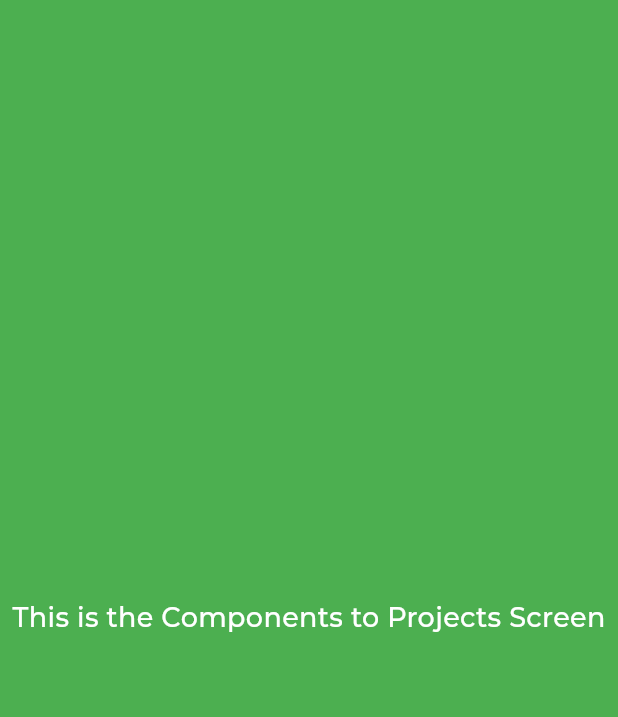
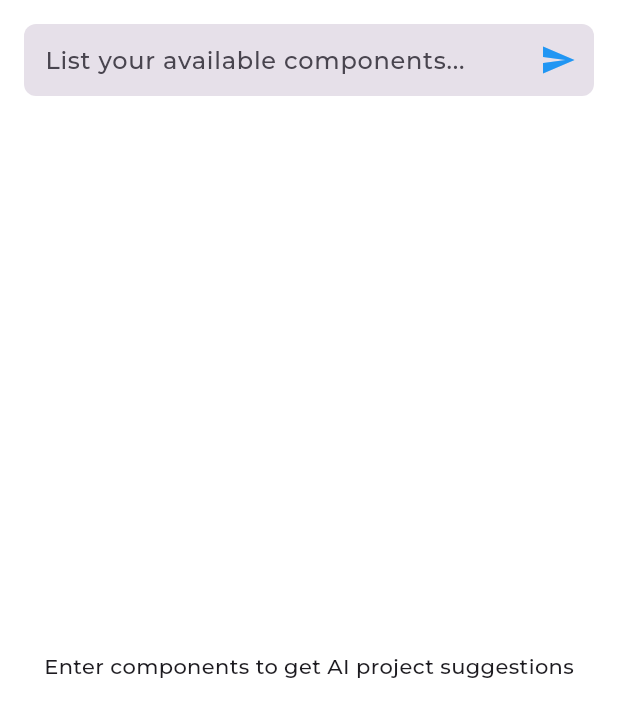
Before and after one commit to engbasel/CircuitHub, a Flutter app: the ComponentsToProjectsScreen widget shown alone on an empty page, opened directly, on a phone screen of 412 x 824 dp. Shown: the top 717 px of the screen. Run offline on Flutter 3.47's test engine with Material 3 defaults, Android fonts, the phone set to English and light mode, and no system bars; our stand-ins replace card_swiper, cloud_firestore, dash_chat_2, dots_indicator, fancy_shimmer_image, firebase_auth and 16 more; missing offline and left inert: dynamic_height_grid_view; accounts and stored records are empty; project files that could hold a hidden picture were left out.

```diff
--- a/lib/Featuers/Nav_Bar_Pages/Presentation/Views/Widget/search/AIAssistantScreen.dart
+++ b/lib/Featuers/Nav_Bar_Pages/Presentation/Views/Widget/search/AIAssistantScreen.dart
@@ -1,5 +1,7 @@
 import 'package:flutter/material.dart';
 import 'package:flutter_iconly/flutter_iconly.dart';
+import 'package:store/Featuers/Nav_Bar_Pages/Presentation/Views/Widget/search/widgets/ComponentsToProjectsScreen.dart';
+import 'package:store/Featuers/Nav_Bar_Pages/Presentation/Views/Widget/search/widgets/IdeaToComponentsScreen.dart';
 
 class AIAssistantEngginering extends StatefulWidget {
   const AIAssistantEngginering({super.key});
@@ -50,41 +52,3 @@ class _AIAssistantEnggineringState extends State<AIAssistantEngginering>
     );
   }
 }
-
-class IdeaToComponentsScreen extends StatelessWidget {
-  const IdeaToComponentsScreen({super.key});
-
-  @override
-  Widget build(BuildContext context) {
-    return Scaffold(
-      body: Container(
-        decoration: const BoxDecoration(color: Colors.red),
-        child: const Center(
-          child: Text(
-            'This is the Idea to Components Screen',
-            style: TextStyle(fontSize: 18, color: Colors.white),
-          ),
-        ),
-      ),
-    );
-  }
-}
-
-class ComponentsToProjectsScreen extends StatelessWidget {
-  const ComponentsToProjectsScreen({super.key});
-
-  @override
-  Widget build(BuildContext context) {
-    return Scaffold(
-      body: Container(
-        decoration: const BoxDecoration(color: Colors.green),
-        child: const Center(
-          child: Text(
-            'This is the Components to Projects Screen',
-            style: TextStyle(fontSize: 18, color: Colors.white),
-          ),
-        ),
-      ),
-    );
-  }
-}
--- /dev/null
+++ b/lib/Featuers/Nav_Bar_Pages/Presentation/Views/Widget/search/widgets/ComponentsToProjectsScreen.dart
@@ -0,0 +1,60 @@
+import 'package:flutter/material.dart';
+
+class ComponentsToProjectsScreen extends StatefulWidget {
+  const ComponentsToProjectsScreen({super.key});
+
+  @override
+  State<ComponentsToProjectsScreen> createState() =>
+      _ComponentsToProjectsScreenState();
+}
+
+class _ComponentsToProjectsScreenState
+    extends State<ComponentsToProjectsScreen> {
+  final TextEditingController _componentsController = TextEditingController();
+  String? aiResponse;
+
+  void _fetchAIResponse() {
+    setState(() {
+      aiResponse = "AI is processing your request...";
+    });
+  }
+
+  @override
+  Widget build(BuildContext context) {
+    return Padding(
+      padding: const EdgeInsets.all(16.0),
+      child: Column(
+        children: [
+          TextField(
+            controller: _componentsController,
+            decoration: InputDecoration(
+              hintText: "List your available components...",
+              border: const OutlineInputBorder(),
+              suffixIcon: IconButton(
+                icon: const Icon(Icons.send, color: Colors.blue),
+                onPressed: _fetchAIResponse,
+              ),
+            ),
+          ),
+          const SizedBox(height: 16),
+          Expanded(
+            child: aiResponse == null
+                ? const Center(
+                    child:
+                        Text("Enter components to get AI project suggestions"))
+                : Card(
+                    elevation: 3,
+                    child: Padding(
+                      padding: const EdgeInsets.all(16.0),
+                      child: Text(
+                        aiResponse!,
+                        style: const TextStyle(fontSize: 16),
+                      ),
+                    ),
+                  ),
+          ),
+        ],
+      ),
+    );
+  }
+}
```
Also changed, not shown: lib/Featuers/Nav_Bar_Pages/Presentation/Views/Widget/search/HelpingWidget.dart (+40 -40 lines), lib/Featuers/Nav_Bar_Pages/Presentation/Views/Widget/search/widgets/IdeaToComponentsScreen.dart (added, +57 -0 lines).
